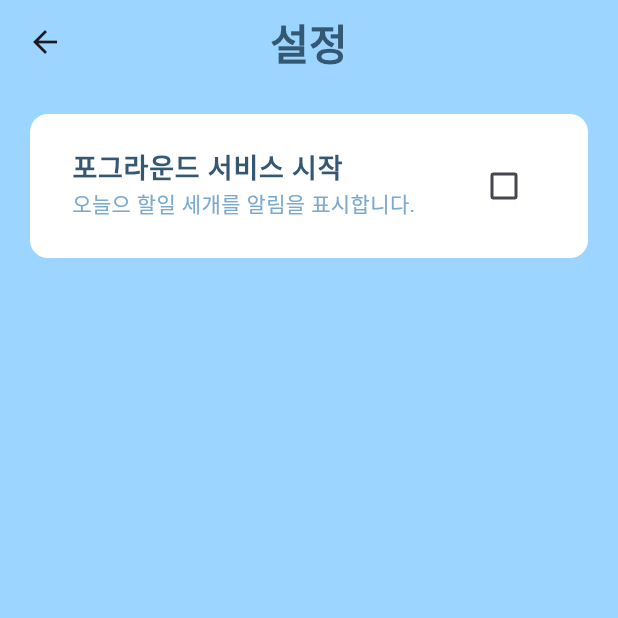
After one commit to namjinw/TodoApp, a Flutter app: the screen it shows after launch, after a tap on the "settings" icon, on a phone screen of 412 x 824 dp, the top half of it. The commit adds this screen. Run offline on Flutter 3.47's test engine with Material 3 defaults, Android fonts, the phone set to English and light mode, and no system bars; our stand-ins replace shared_preferences; Roboto replaces fonts that are missing (Freesentation).

Commit message:
feat: 설정 화면 및 네이티브 구현

```diff
--- /dev/null
+++ b/assets/option.json
@@ -0,0 +1,8 @@
+[
+  {
+    "id" : "foreground",
+    "isActive" : false,
+    "title" : "포그라운드 서비스 시작",
+    "explanation" :  "오늘으 할일 세개를 알림을 표시합니다."
+  }
+]
--- /dev/null
+++ b/lib/controller/setting_controller.dart
@@ -0,0 +1,41 @@
+import 'dart:convert';
+
+import 'package:dart_my/core/storage.dart';
+import 'package:dart_my/model/option.dart';
+import 'package:dart_my/util/native.dart';
+import 'package:flutter/cupertino.dart';
+import 'package:flutter/services.dart';
+
+class SettingController {
+  static ValueNotifier<List<Option>> options = ValueNotifier([]);
+
+  static Future<void> funcs(String id) async {
+    switch (id) {
+      case 'foreground':
+        await startForground();
+      default:
+        print('미확인 설정');
+    }
+  }
+
+  static Future<void> saveOptions() async => await StorageCore.saveObject(
+    'options',
+    options.value.map((e) => e.toJson()).toList(),
+  );
+
+  static Future<void> getOptions() async {
+    final list = StorageCore.loadJson(
+      StorageCore.prefs.getString('options'),
+          (e) => Option.fromJson(e),
+    );
+    options.value = list;
+    if (options.value.isEmpty) {
+      final json = await rootBundle.loadString('assets/option.json');
+      final list = jsonDecode(json) as List<dynamic>;
+
+      for (var i in list) {
+        options.value.add(Option.fromJson(i));
+      }
+    }
+  }
+}
--- /dev/null
+++ b/lib/core/storage.dart
@@ -0,0 +1,31 @@
+import 'dart:convert';
+
+import 'package:dart_my/controller/setting_controller.dart';
+import 'package:dart_my/controller/to_do_controller.dart';
+import 'package:shared_preferences/shared_preferences.dart';
+
+class StorageCore {
+  static late SharedPreferences prefs;
+
+  static Future<void> init() async {
+    prefs = await SharedPreferences.getInstance();
+
+    await getValues();
+  }
+
+  static Future<void> saveObject(key, object) => prefs.setString(key, jsonEncode(object));
+
+  static Future<void> saveValues() async {
+    await ToDoController.saveTodosInfo();
+    await SettingController.saveOptions();
+  }
+
+  static Future<void> getValues() async {
+    await ToDoController.getTodoInfo();
+    await SettingController.getOptions();
+  }
+
+  static List<T> loadJson<T>(key, T Function(dynamic) fromJson) => key == null
+      ? []
+      : (jsonDecode(key) as List<dynamic>).map(fromJson).toList();
+}
--- a/lib/main.dart
+++ b/lib/main.dart
@@ -1,11 +1,14 @@
 import 'package:dart_my/controller/to_do_controller.dart';
+import 'package:dart_my/core/storage.dart';
 import 'package:dart_my/page/home.dart';
 import 'package:dart_my/util/util.dart';
 import 'package:flutter/material.dart';
 
 Future<void> main() async {
 
-  await ToDoController.init();
+  WidgetsFlutterBinding.ensureInitialized();
+
+  await StorageCore.init();
 
   runApp(const MyApp());
 }
--- /dev/null
+++ b/lib/model/option.dart
@@ -0,0 +1,27 @@
+class Option {
+  final String id;
+  bool isActive;
+  final String title;
+  final String explanation;
+
+  Option({
+    required this.id,
+    required this.isActive,
+    required this.title,
+    required this.explanation,
+  });
+
+  Map<String, dynamic> toJson() => {
+    'id': id,
+    'isActive': isActive,
+    'title': title,
+    'explanation': explanation,
+  };
+
+  factory Option.fromJson(Map<String, dynamic> json) => Option(
+    id: json['id'] ?? '',
+    isActive: json['isActive'] ?? false,
+    title: json['title'] ?? '',
+    explanation: json['explanation'] ?? '',
+  );
+}
--- a/lib/page/home.dart
+++ b/lib/page/home.dart
@@ -1,4 +1,5 @@
 import 'package:dart_my/page/detail.dart';
+import 'package:dart_my/page/setting.dart';
 import 'package:dart_my/page/widget/day_list.dart';
 import 'package:dart_my/page/write.dart';
 import 'package:dart_my/util/color.dart';
@@ -190,9 +191,28 @@ class _HomePageState extends State<HomePage> {
 
     return Column(
       children: [
-        Text(
-          style: TextStyle(fontWeight: .bold, fontSize: 32),
-          '${focusMonth.year}, ${focusMonth.month}',
+        Stack(
+          alignment: .center,
+          children: [
+            Text(
+              style: TextStyle(fontWeight: .bold, fontSize: 32),
+              '${focusMonth.year}, ${focusMonth.month}',
+            ),
+            Align(
+              alignment: .centerRight,
+              child: GestureDetector(
+                onTap: () => Navigator.push(
+                  context,
+                  CupertinoPageRoute(builder: (context) => WritePage()),
+                ),
+                child: Container(
+                  padding: .all(8),
+                  decoration: BoxDecoration(color: action, shape: .circle),
+                  child: Icon(Icons.add),
+                ),
+              ),
+            ),
+          ],
         ),
         SizedBox(height: 10),
         Container(
@@ -304,22 +324,19 @@ class _HomePageState extends State<HomePage> {
 
   AppBar appBar() => AppBar(
     backgroundColor: Colors.transparent,
+    surfaceTintColor: Colors.transparent,
     leadingWidth: 100,
     leading: Center(
       child: Text('ToDo', style: TextStyle(fontWeight: .bold, fontSize: 24)),
     ),
-    actionsPadding: .only(right: 20),
+    actionsPadding: .only(right: 8),
     actions: [
-      GestureDetector(
-        onTap: () => Navigator.push(
+      IconButton(
+        onPressed: () => Navigator.push(
           context,
-          CupertinoPageRoute(builder: (context) => WritePage()),
+          CupertinoPageRoute(builder: (context) => SettingPage()),
         ),
-        child: Container(
-          padding: .all(12),
-          decoration: BoxDecoration(color: action, shape: .circle),
-          child: Icon(Icons.add),
-        ),
+        icon: Icon(Icons.settings, size: 30, color: primary),
       ),
     ],
   );
--- /dev/null
+++ b/lib/page/setting.dart
@@ -0,0 +1,79 @@
+import 'package:dart_my/controller/setting_controller.dart';
+import 'package:dart_my/controller/to_do_controller.dart';
+import 'package:dart_my/model/option.dart';
+import 'package:dart_my/util/color.dart';
+import 'package:flutter/material.dart';
+
+class SettingPage extends StatefulWidget {
+  const SettingPage({super.key});
+
+  @override
+  State<SettingPage> createState() => _SettingPageState();
+}
+
+class _SettingPageState extends State<SettingPage> {
+  @override
+  Widget build(BuildContext context) {
+    return Scaffold(
+      appBar: appBar(),
+      backgroundColor: neutral,
+      body: content(),
+    );
+  }
+
+  Widget content() => ValueListenableBuilder(
+    valueListenable: SettingController.options,
+    builder: (context, value, child) => SingleChildScrollView(
+      padding: .symmetric(horizontal: 20, vertical: 20),
+      physics: BouncingScrollPhysics(),
+      child: Column(children: [systemOptionList(value)]),
+    ),
+  );
+
+  Widget systemOptionList(List<Option> option) => Container(
+    padding: .all(12),
+    decoration: BoxDecoration(color: Colors.white, borderRadius: .circular(12)),
+    child: Column(
+      crossAxisAlignment: .start,
+      spacing: 10,
+      children: .generate(option.length > 3 ? 3 : option.length, (index) {
+        final o = option[index];
+        return baseOption(o);
+      }),
+    ),
+  );
+
+  Widget baseOption(Option o) => Material(
+    color: Colors.white,
+    child: CheckboxListTile(
+      value: o.isActive,
+      onChanged: (value) {
+        o.isActive = !o.isActive;
+        print(o.id);
+        if (o.isActive) SettingController.funcs(o.id);
+        setState(() {});
+      },
+      activeColor: primary,
+      title: Text(
+        o.title,
+        style: TextStyle(fontSize: 18, fontWeight: .bold, color: primary),
+      ),
+      subtitle: Text(o.explanation, style: TextStyle(color: secondary),),
+    ),
+  );
+
+  AppBar appBar() => AppBar(
+    backgroundColor: Colors.transparent,
+    surfaceTintColor: Colors.transparent,
+    title: Text(
+      '설정',
+      style: TextStyle(color: primary, fontSize: 28, fontWeight: .bold),
+    ),
+    centerTitle: true,
+    leadingWidth: 60,
+    leading: IconButton(
+      onPressed: () => Navigator.pop(context),
+      icon: Icon(Icons.arrow_back),
+    ),
+  );
+}
```
Also changed, not shown: lib/controller/to_do_controller.dart (+19 -23 lines), lib/util/func.dart (+18 -0 lines), lib/util/native.dart (+10 -8 lines), 6 other files.
